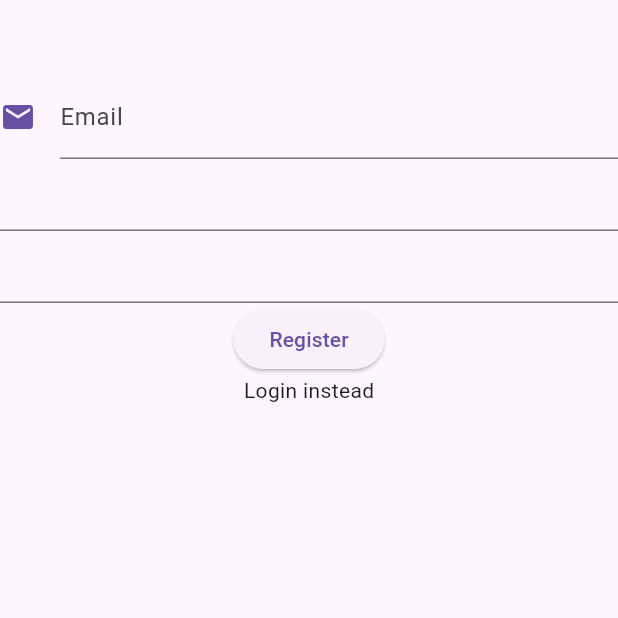
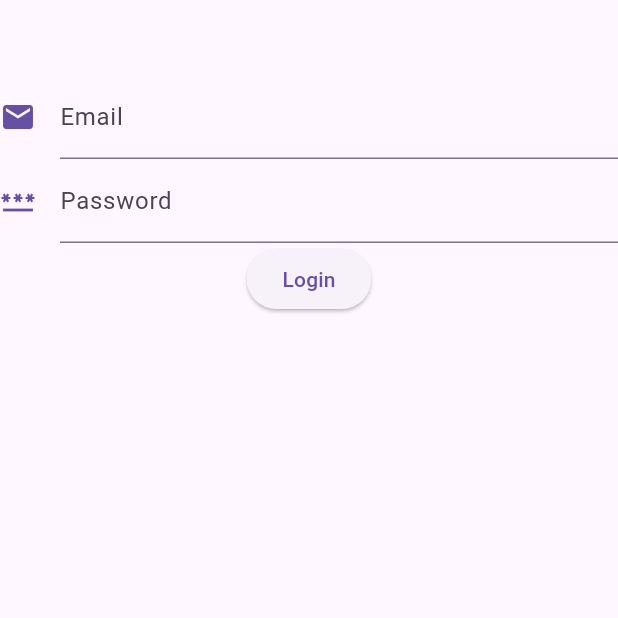
Before and after one commit to rolandoreds/BeaconAPP1, a Flutter app: the AuthenticationScreen screen opened directly, on a phone screen of 412 x 824 dp, the top half of it. Run offline on Flutter 3.47's test engine with Material 3 defaults, Android fonts, the light colour scheme and no system bars; our stand-ins replace table_calendar.

Commit message:
I Did Something
I forgot Im tired af

```diff
--- a/beaconapp/lib/authentication_screen.dart
+++ b/beaconapp/lib/authentication_screen.dart
@@ -1,4 +1,5 @@
 import 'package:flutter/material.dart';
+import 'package:beaconapp/authentication_text_form_field.dart';
 
 class AuthenticationScreen extends StatefulWidget {
   const AuthenticationScreen({super.key});
@@ -9,6 +10,8 @@ class AuthenticationScreen extends StatefulWidget {
 
 class _AuthenticationScreenState extends State<AuthenticationScreen> {
   final emailController = TextEditingController();
+  final passwordController = TextEditingController();
+  final passwordConfirmationController = TextEditingController();
 
   @override
   Widget build(BuildContext context) {
@@ -17,27 +20,20 @@ class _AuthenticationScreenState extends State<AuthenticationScreen> {
         child: Column(
           children: [
             const SizedBox(height: 50),
-            TextFormField(
-              controller: emailController,
-              decoration: InputDecoration(
-                floatingLabelStyle: Theme.of(context).textTheme.titleLarge,
-                icon: Icon(
-                  Icons.email,
-                  color: Theme.of(context).primaryColor,
-                ),
-                labelText: 'Email',
+            AuthenticationTextFormField(
+              icon: Icons.email,
+              label: 'Email',
+              textEditingController: emailController,
               ),
-            ), // eamil getter
-            TextFormField(),
-            TextFormField(),
+              AuthenticationTextFormField(
+              icon: Icons.password,
+              label: 'Password',
+              textEditingController: emailController,
+              ),
             ElevatedButton(
               onPressed: () {},
-              child: const Text('Register'),
+              child: const Text('Login'),
               ) ,
-            InkWell(
-              onTap: () {},
-              child: const Text('Login instead'),
-            )
           ],
         ),
       ),
```
